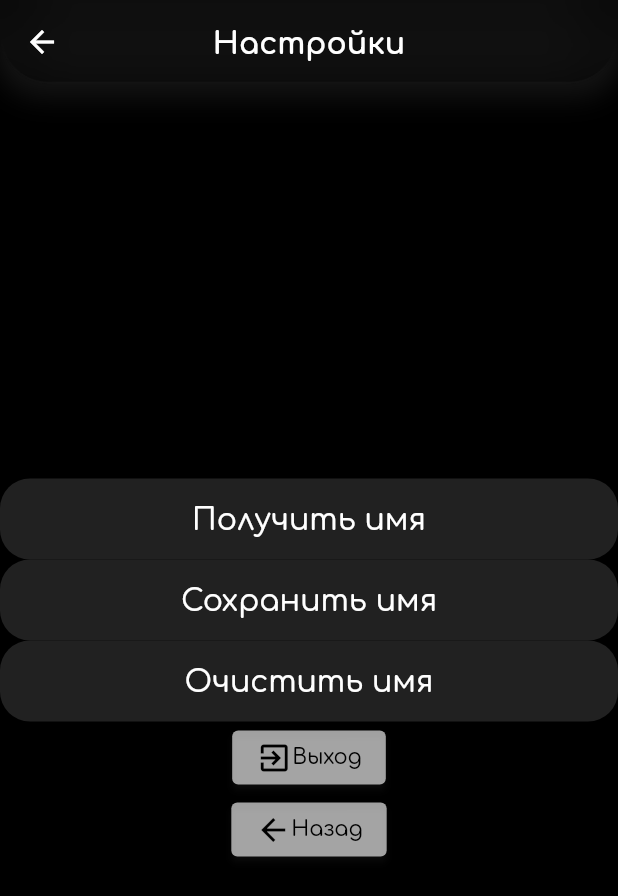
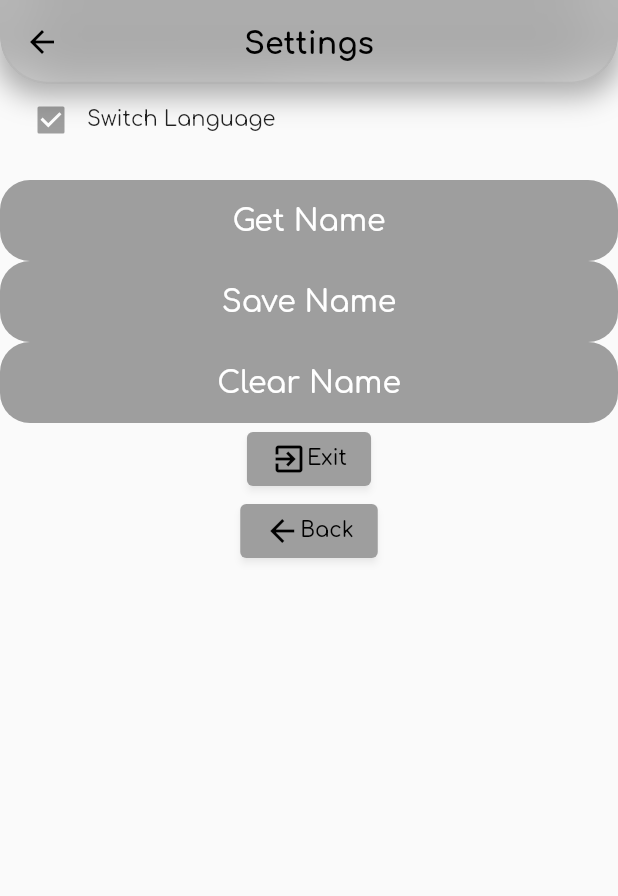
Before and after one commit to AntonyukYegor/films_hub, a Flutter app: the SettingsPage screen opened directly, on a phone screen of 412 x 824 dp. Shown: the top 896 px of the screen. Run offline on Flutter 3.47's test engine with Material 2 defaults, Android fonts, the phone set to English and light mode, and no system bars; our stand-ins replace dio, drift, equatable, flutter_bloc, pretty_dio_logger, shared_preferences; accounts and stored records are empty; generated files the repository leaves out were written again; network calls fail.

Commit message:
Added switch language

```diff
--- a/lib/app/blocs/locale_bloc/local_bloc.dart
+++ b/lib/app/blocs/locale_bloc/local_bloc.dart
@@ -4,7 +4,7 @@ import 'package:flutter/material.dart';
 import 'package:flutter_bloc/flutter_bloc.dart';
 
 class LocaleBloc extends Bloc<LocaleEvent, LocaleState> {
-  LocaleBloc() : super(const LocaleState(Locale('ru', 'RU'))) {
+  LocaleBloc() : super(const LocaleState(Locale('en', 'US'))) {
     on<ChangeLocaleEvent>(_onLocaleChanged);
   }
 
--- a/lib/app/components/locals/en.dart
+++ b/lib/app/components/locals/en.dart
@@ -102,6 +102,9 @@ class SettingsLocalEn implements SettingsLocalBase {
 
   @override
   String get saveName => 'Save Name';
+
+  @override
+  String get switchLanguage => 'Switch Language';
 }
 
 class NoFoundLocalEn implements NoFoundLocalBase {
@@ -116,7 +119,7 @@ class ShortDetailsLocalEn implements ShortDetailsLocalBase {
 
 class DetailsMovieLocalEn implements DetailsMovieLocalBase {
   @override
-  String get descriptionTitle => 'Description: ';
+  String get descriptionTitle => 'Description';
 
   @override
   String get title => "Details";
--- a/lib/app/components/locals/locale_base.dart
+++ b/lib/app/components/locals/locale_base.dart
@@ -68,6 +68,8 @@ abstract class SettingsLocalBase {
   String get clearName;
 
   String get saveName;
+
+  String get switchLanguage;
 }
 
 abstract class NoFoundLocalBase {
--- a/lib/app/components/locals/locals.dart
+++ b/lib/app/components/locals/locals.dart
@@ -21,7 +21,7 @@ Map<String, Locale> availableLocales = const <String, Locale>{
 };
 
 extension LocalContextExtension on BuildContext {
-  LocaleBase get locale => Localizations.of<Locals>(this, Locals)?.current ?? const LocaleRu();
+  LocaleBase get locale => Localizations.of<Locals>(this, Locals)!.current;
 }
 
 class Locals {
@@ -48,7 +48,7 @@ class MyLocalizationsDelegate extends LocalizationsDelegate<Locals> {
   @override
   Future<Locals> load(Locale locale) => SynchronousFuture<Locals>(
     Locals(
-      isSupported(locale) ? locale : availableLocales[ruLocale]!,
+      isSupported(locale) ? locale : availableLocales[enLocale]!,
       localizedValues,
     ),
   );
--- a/lib/app/components/locals/ru.dart
+++ b/lib/app/components/locals/ru.dart
@@ -56,7 +56,7 @@ class MovieLocalRu implements MovieLocalBase {
 
 class FeedLocalRu implements FeedLocalBase {
   @override
-  String get title => 'Список';
+  String get title => 'Лента';
 }
 
 class CatalogLocalRu implements CatalogLocalBase {
@@ -102,6 +102,9 @@ class SettingsLocalRu implements SettingsLocalBase {
 
   @override
   String get saveName => 'Сохранить имя';
+
+  @override
+  String get switchLanguage => 'Сменить язык';
 }
 
 class NoFoundLocalRu implements NoFoundLocalBase {
@@ -116,7 +119,7 @@ class ShortDetailsLocalRu implements ShortDetailsLocalBase {
 
 class DetailsMovieLocalRu implements DetailsMovieLocalBase {
   @override
-  String get descriptionTitle => 'Описание: ';
+  String get descriptionTitle => 'Описание';
 
   @override
   String get title => "Детали";
@@ -152,5 +155,5 @@ class SearchLocalRu implements SearchLocalBase {
 
 class AppLocalRu implements AppLocalBase {
   @override
-  String get appName => 'Movies Hub';
+  String get appName => 'Центрофильм';
 }
--- a/lib/app/presentation/features/settings/bloc/settings_bloc.dart
+++ b/lib/app/presentation/features/settings/bloc/settings_bloc.dart
@@ -6,10 +6,11 @@ import 'package:shared_preferences/shared_preferences.dart';
 class SettingsBloc extends Bloc<SettingsEvent, SettingsState> {
   static const String tagName = 'name';
 
-  SettingsBloc() : super(const SettingsState(name: '')) {
+  SettingsBloc() : super(const SettingsState(name: '', isEnLocale: true)) {
     on<LoadNameEvent>(_onLoadName);
     on<SaveNameEvent>(_onSaveName);
     on<ClearNameEvent>(_onClearName);
+    on<UpdateLocaleEvent>(_onUpdateLocale);
   }
 
   void _onLoadName(LoadNameEvent event, Emitter<SettingsState> emit) async {
@@ -29,4 +30,8 @@ class SettingsBloc extends Bloc<SettingsEvent, SettingsState> {
     await prefs.remove(tagName);
     emit(state.copyWith(name: ''));
   }
+
+  void _onUpdateLocale(UpdateLocaleEvent event, Emitter<SettingsState> emit) {
+    emit(state.copyWith(isEnLocale: event.value));
+  }
 }
--- a/lib/app/presentation/features/settings/bloc/settings_event.dart
+++ b/lib/app/presentation/features/settings/bloc/settings_event.dart
@@ -19,3 +19,12 @@ class SaveNameEvent extends SettingsEvent {
 }
 
 class ClearNameEvent extends SettingsEvent {}
+
+class UpdateLocaleEvent extends SettingsEvent {
+  final bool value;
+
+  const UpdateLocaleEvent({required this.value});
+
+  @override
+  List<Object> get props => [value];
+}
--- a/lib/app/presentation/features/settings/bloc/settings_state.dart
+++ b/lib/app/presentation/features/settings/bloc/settings_state.dart
@@ -3,13 +3,15 @@ import 'package:equatable/equatable.dart';
 class SettingsState extends Equatable {
   final String name;
 
-  const SettingsState({required this.name});
+  final bool isEnLocale;
 
-  SettingsState copyWith({
-    String? name,
-  }) =>
-      SettingsState(name: name ?? this.name);
+  const SettingsState({required this.name, required this.isEnLocale});
+
+  SettingsState copyWith({String? name, bool? isEnLocale}) => SettingsState(
+        name: name ?? this.name,
+        isEnLocale: isEnLocale ?? this.isEnLocale,
+      );
 
   @override
-  List<Object> get props => [name];
+  List<Object> get props => [name, isEnLocale];
 }
--- a/lib/app/presentation/features/settings/pages/settings_page.dart
+++ b/lib/app/presentation/features/settings/pages/settings_page.dart
@@ -1,3 +1,5 @@
+import 'package:films_hub/app/blocs/locale_bloc/local_bloc.dart';
+import 'package:films_hub/app/blocs/locale_bloc/local_event.dart';
 import 'package:films_hub/app/components/constants.dart';
 import 'package:films_hub/app/components/locals/locals.dart';
 import 'package:films_hub/app/presentation/common/widgets/buttons/settings_button.dart';
@@ -30,14 +32,43 @@ class SettingsPage extends StatelessWidget {
         flexibleSpace: AppBarFlexibleSpace(
             AppStyle.appBarBorderRadius, context.locale.settings.title),
       ),
-      body: Center(
+      body: SingleChildScrollView(
+        child: Center(
           child: Column(
             mainAxisAlignment: MainAxisAlignment.center,
             children: [
+              Padding(
+                padding: const EdgeInsets.only(left: 10.0),
+                child: Row(
+                  children: [
+                    BlocBuilder<SettingsBloc, SettingsState>(
+                      buildWhen: (oldState, newState) =>
+                          oldState.isEnLocale != newState.isEnLocale,
+                      builder: (_, state) => Checkbox(
+                        value: state.isEnLocale,
+                        onChanged: (val) {
+                          final isEnLocale = val ?? false;
+
+                          context.read<LocaleBloc>().add(ChangeLocaleEvent(
+                              isEnLocale
+                                  ? availableLocales[enLocale]!
+                                  : availableLocales[ruLocale]!));
+                          context
+                              .read<SettingsBloc>()
+                              .add(UpdateLocaleEvent(value: isEnLocale));
+                        },
+                      ),
+                    ),
+                    Flexible(
+                      child: Text(context.locale.settings.switchLanguage),
+                    ),
+                  ],
+                ),
+              ),
               BlocBuilder<SettingsBloc, SettingsState>(
                   buildWhen: (oldState, newState) =>
                       oldState.name != newState.name,
-                builder: (context2, state) {
+                  builder: (_, state) {
                     return Text(state.name);
                   }),
               SettingsButton(context.locale.settings.getName, onPressed: () {
@@ -77,6 +108,7 @@ class SettingsPage extends StatelessWidget {
             ],
           ),
         ),
+      ),
     );
   }
 }
--- a/lib/main.dart
+++ b/lib/main.dart
@@ -83,7 +83,7 @@ class MyApp extends StatelessWidget {
               debugShowCheckedModeBanner: false,
               onGenerateTitle: (BuildContext context) =>
                   context.locale.app.appName,
-              themeMode: ThemeMode.dark,
+              themeMode: ThemeMode.system,
               darkTheme: ThemeData(
                   brightness: Brightness.dark,
                   primarySwatch: CustomColors.darkBlack,
```
Lines whose indentation alone changed are shown as unchanged.
